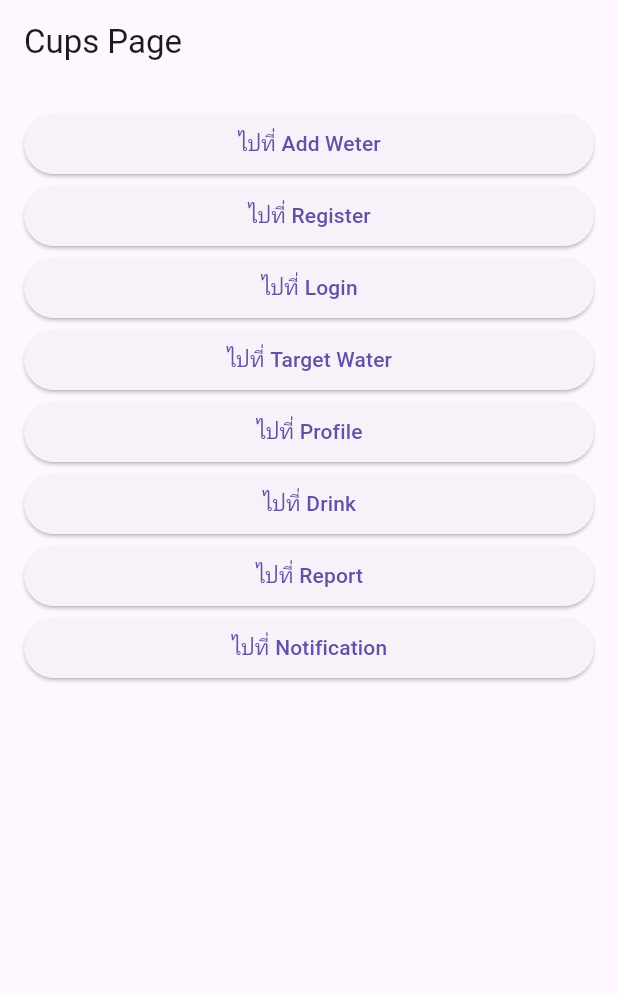
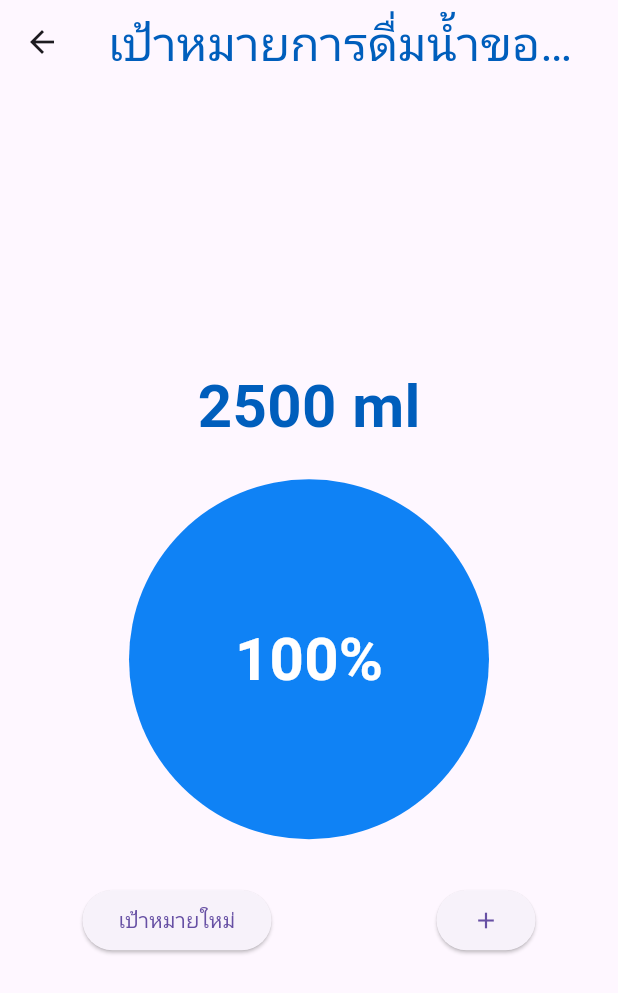
Before and after one commit to 64160056/Project_app, a Flutter app: the screen it shows after launch, after a tap on "ไปที่ Drink", on a phone screen of 412 x 824 dp. Shown: the top 993 px of the screen. Run offline on Flutter 3.47's test engine with Material 3 defaults, Android fonts, the phone set to English and light mode, and no system bars.

Commit message:
create Water track

```diff
--- a/water_tracking_app/lib/cups_page.dart
+++ b/water_tracking_app/lib/cups_page.dart
@@ -55,7 +55,7 @@ class _CupsPageState extends State<CupsPage> {
           ),
           ElevatedButton(
             onPressed: () {
-              Navigator.pushNamed(context, '/drink'); // เส้นทางอื่นๆ
+              Navigator.pushNamed(context, '/water_track'); // เส้นทางอื่นๆ
             },
             child: const Text('ไปที่ Drink'),
           ),
--- a/water_tracking_app/lib/main.dart
+++ b/water_tracking_app/lib/main.dart
@@ -3,6 +3,7 @@ import 'package:water_tracking_app/LoginPage.dart';
 import 'package:water_tracking_app/register.dart'; // นำเข้าหน้าใหม่
 import 'package:water_tracking_app/add_weter.dart';
 import 'package:water_tracking_app/cups_page.dart';
+import 'package:water_tracking_app/water_track.dart';
 // นำเข้าไฟล์ของหน้าอื่นๆ ด้วย
 
 void main() {
@@ -21,6 +22,7 @@ class MyApp extends StatelessWidget {
         AddWeter.nameRoute: (context) => AddWeter(),
         RegisterPage.nameRoute: (context) => RegisterPage(), // เส้นทางใหม่
         LoginPage.nameRoute: (context) => LoginPage(), // เส้นทางใหม่
+        WaterTrack.nameRoute: (context) => WaterTrack(),
         // เพิ่มเส้นทางสำหรับหน้าอื่นๆ
       },
     );
--- /dev/null
+++ b/water_tracking_app/lib/water_track.dart
@@ -0,0 +1,71 @@
+import 'package:flutter/material.dart';
+import 'package:water_tracking_app/add_weter.dart';
+
+class WaterTrack extends StatelessWidget {
+  static const String nameRoute = '/water_track';
+
+
+
+  @override
+  Widget build(BuildContext context) {
+    return Scaffold(
+      appBar: AppBar(
+        title: Center(
+            child: Text(
+          'เป้าหมายการดื่มน้ำของคุณ',
+          style:
+              TextStyle(fontSize: 32, color: Color.fromARGB(255, 0, 94, 188)),
+        )),
+      ),
+      body: Center(
+        child: Column(
+          mainAxisAlignment: MainAxisAlignment.center,
+          children: [
+            Text(
+              '2500 ml',
+              style: TextStyle(
+                fontSize: 40,
+                color: Color.fromARGB(255, 0, 94, 188),
+                fontWeight: FontWeight.bold,
+              ),
+            ),
+            SizedBox(height: 20),
+            CircleAvatar(
+              radius: 120,
+              backgroundColor: Color.fromARGB(255, 15, 130, 245),
+              child: Text(
+                '100%',
+                style: TextStyle(
+                  fontSize: 40,
+                  fontWeight: FontWeight.bold,
+                  color: Colors.white,
+                ),
+              ),
+            ),
+            SizedBox(
+              height: 30,
+            ),
+            Row(
+              mainAxisAlignment: MainAxisAlignment.spaceAround,
+              children: [
+                ElevatedButton(
+                  onPressed: () {
+                    // กดตั้งเป้าหมายใหม่
+                  },
+                  child: Text('เป้าหมายใหม่'),
+                ),
+                ElevatedButton(
+                  onPressed: () {
+                    Navigator.pushNamed(context, AddWeter.nameRoute);
+                  },
+                  child: Icon(Icons.add),
+                ),
+              ],
+            ),
+          ],
+        ),
+      ),
+
+    );
+  }
+}
```
